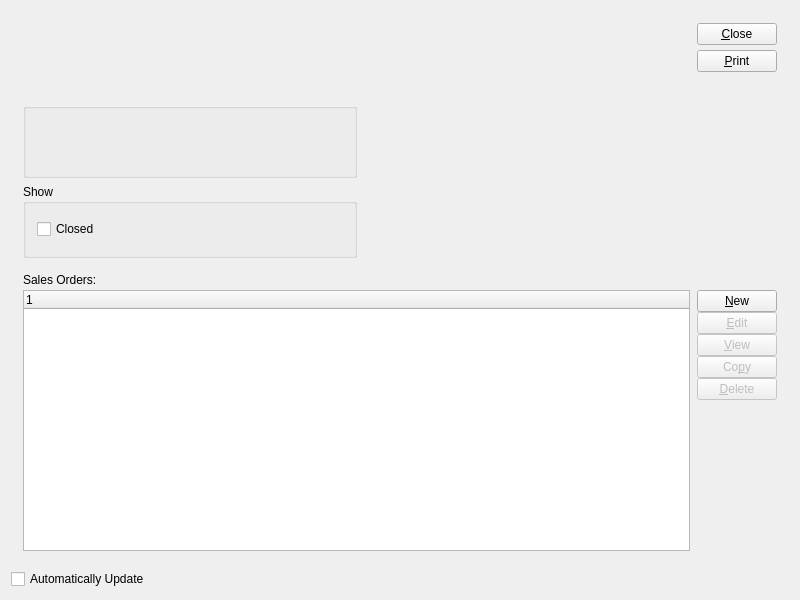
Old version of the form guiclient/openSalesOrders.ui in the repository Pegasus-RPG/xtuple-client.
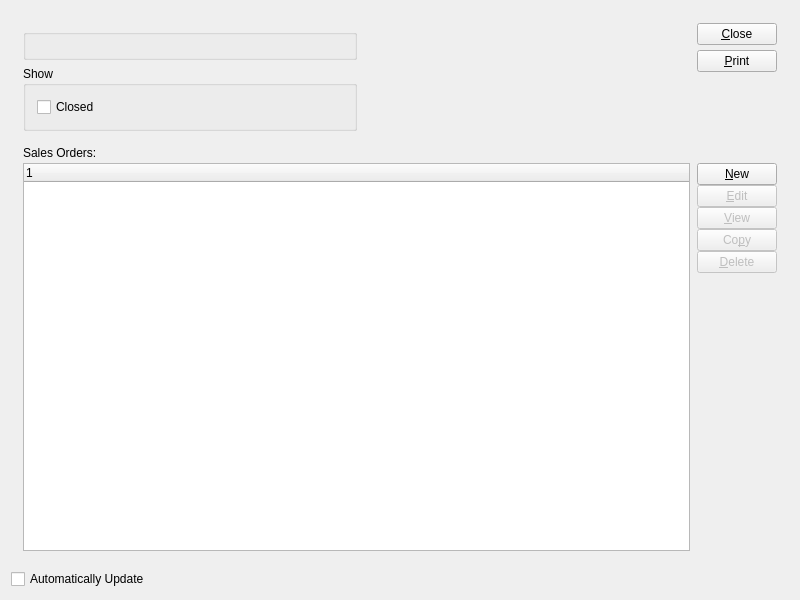
New version of the form. Custom widgets are drawn as their Qt base class.

Commit message: issue #8339: UI adjustment and menu work.

Patch:
```diff
--- a/guiclient/openSalesOrders.ui
+++ b/guiclient/openSalesOrders.ui
@@ -96,8 +96,8 @@
          </property>
          <property name="sizeHint" stdset="0" >
           <size>
-           <width>13</width>
-           <height>235</height>
+           <width>0</width>
+           <height>0</height>
           </size>
          </property>
         </spacer>
```
The commit also changes 4 other files.
